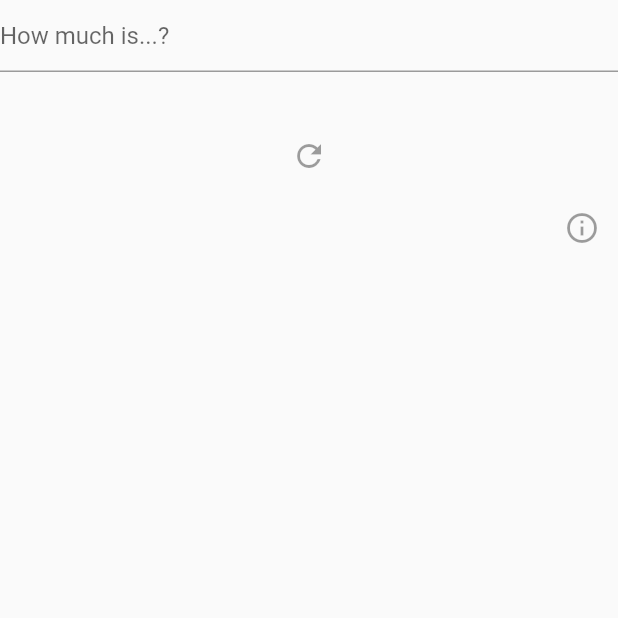
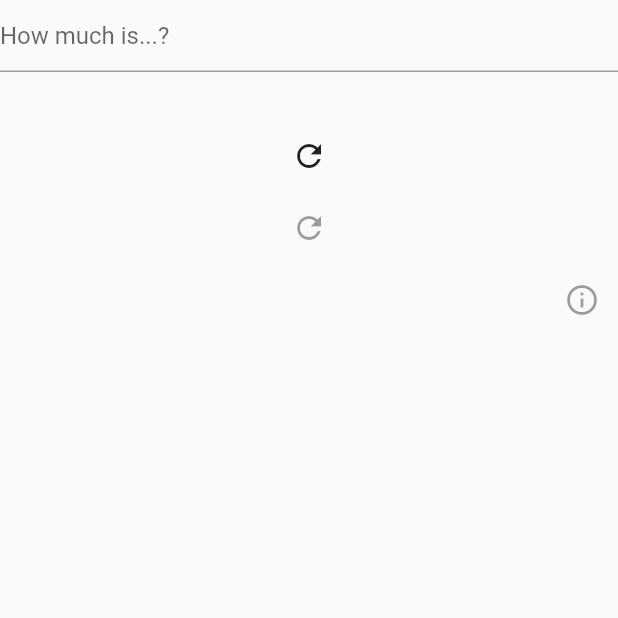
Before and after one commit to g-bulgarit/How-much-is-it, a Flutter app: the HomePage screen opened directly, on a phone screen of 412 x 824 dp, the top half of it. Run offline on Flutter 3.47's test engine with Material 2 defaults, Android fonts, the phone set to English and light mode, and no system bars; our stand-ins replace sprintf.

Commit message:
added refresh into the ICD widget

```diff
--- a/lib/customWidgets/InputCalcDisp.dart
+++ b/lib/customWidgets/InputCalcDisp.dart
@@ -21,6 +21,7 @@ class InputCalcDisp extends StatefulWidget{
 class _InputCalcDispState extends State<InputCalcDisp> {
   String userText = "";
   String userSubtext = "";
+  String savedInput = "";
   double amtToConvert = 0.0;
   double unitMultiplier = 0.0;
   String unitFrom = "";
@@ -149,6 +150,17 @@ class _InputCalcDispState extends State<InputCalcDisp> {
           ),
         ),
 
+        Container(
+          child: IconButton(
+            icon: Icon(Icons.refresh),
+            onPressed: (){
+              setState(() {
+              userText = this.convertToRandomUnit(categoryFrom, unitFrom, amtToConvert, unitMultiplier);
+              userSubtext = getRandomSubtext();
+              });
+            }),
+        )
+
       ],
     );
   }
```
